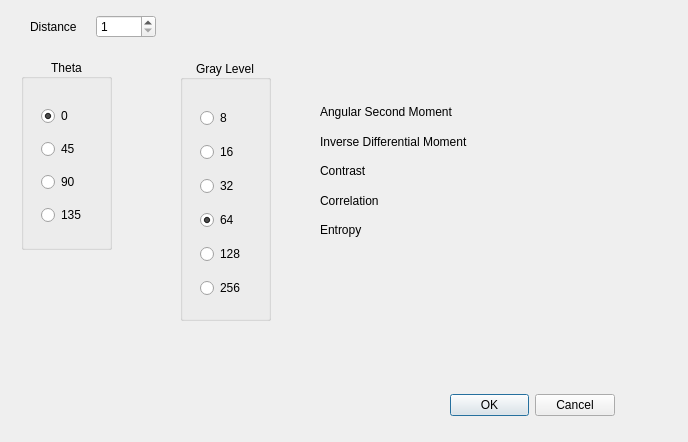
hubutui/MachineLearning, file dialogglcm.ui: the form before one commit.
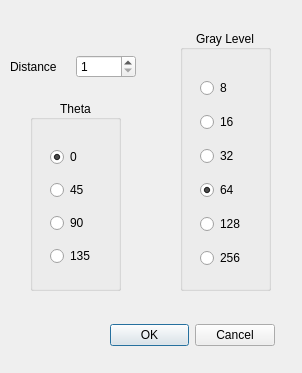
The form after the commit.

Commit message: 完成基于灰度共生矩阵的纹理特征提取．

What changed in the file:
```diff
--- a/dialogglcm.ui
+++ b/dialogglcm.ui
@@ -6,18 +6,21 @@
    <rect>
     <x>0</x>
     <y>0</y>
-    <width>688</width>
-    <height>442</height>
+    <width>302</width>
+    <height>373</height>
    </rect>
   </property>
   <property name="windowTitle">
-   <string>Dialog</string>
+   <string>GLCM Setting</string>
+  </property>
+  <property name="sizeGripEnabled">
+   <bool>false</bool>
   </property>
   <widget class="QDialogButtonBox" name="buttonBox">
    <property name="geometry">
     <rect>
-     <x>450</x>
-     <y>390</y>
+     <x>110</x>
+     <y>320</y>
      <width>165</width>
      <height>31</height>
     </rect>
@@ -32,8 +35,8 @@
   <widget class="QGroupBox" name="groupBox">
    <property name="geometry">
     <rect>
-     <x>21</x>
-     <y>59</y>
+     <x>30</x>
+     <y>100</y>
      <width>91</width>
      <height>191</height>
     </rect>
@@ -44,7 +47,7 @@
    <property name="alignment">
     <set>Qt::AlignCenter</set>
    </property>
-   <widget class="QWidget" name="">
+   <widget class="QWidget" name="layoutWidget">
     <property name="geometry">
      <rect>
       <x>20</x>
@@ -92,7 +95,7 @@
    <property name="geometry">
     <rect>
      <x>180</x>
-     <y>60</y>
+     <y>30</y>
      <width>91</width>
      <height>261</height>
     </rect>
@@ -103,7 +106,7 @@
    <property name="alignment">
     <set>Qt::AlignCenter</set>
    </property>
-   <widget class="QWidget" name="">
+   <widget class="QWidget" name="layoutWidget">
     <property name="geometry">
      <rect>
       <x>20</x>
@@ -161,11 +164,11 @@
     </layout>
    </widget>
   </widget>
-  <widget class="QWidget" name="">
+  <widget class="QWidget" name="layoutWidget">
    <property name="geometry">
     <rect>
-     <x>30</x>
-     <y>10</y>
+     <x>10</x>
+     <y>50</y>
      <width>126</width>
      <height>33</height>
     </rect>
@@ -190,88 +193,6 @@
     </item>
    </layout>
   </widget>
-  <widget class="QWidget" name="">
-   <property name="geometry">
-    <rect>
-     <x>320</x>
-     <y>100</y>
-     <width>310</width>
-     <height>142</height>
-    </rect>
-   </property>
-   <layout class="QGridLayout" name="gridLayout">
-    <item row="1" column="0">
-     <widget class="QLabel" name="labelIDM">
-      <property name="text">
-       <string>Inverse Differential Moment</string>
-      </property>
-     </widget>
-    </item>
-    <item row="2" column="0">
-     <widget class="QLabel" name="labelContrast">
-      <property name="text">
-       <string>Contrast</string>
-      </property>
-     </widget>
-    </item>
-    <item row="1" column="1">
-     <widget class="QLabel" name="label_2">
-      <property name="text">
-       <string/>
-      </property>
-     </widget>
-    </item>
-    <item row="3" column="0">
-     <widget class="QLabel" name="label_7">
-      <property name="text">
-       <string>Correlation</string>
-      </property>
-     </widget>
-    </item>
-    <item row="0" column="1">
-     <widget class="QLabel" name="label">
-      <property name="text">
-       <string/>
-      </property>
-     </widget>
-    </item>
-    <item row="0" column="0">
-     <widget class="QLabel" name="labelASM">
-      <property name="text">
-       <string>Angular Second Moment</string>
-      </property>
-     </widget>
-    </item>
-    <item row="4" column="0">
-     <widget class="QLabel" name="labelENT">
-      <property name="text">
-       <string>Entropy</string>
-      </property>
-     </widget>
-    </item>
-    <item row="2" column="1">
-     <widget class="QLabel" name="label_3">
-      <property name="text">
-       <string/>
-      </property>
-     </widget>
-    </item>
-    <item row="3" column="1">
-     <widget class="QLabel" name="label_4">
-      <property name="text">
-       <string/>
-      </property>
-     </widget>
-    </item>
-    <item row="4" column="1">
-     <widget class="QLabel" name="label_5">
-      <property name="text">
-       <string/>
-      </property>
-     </widget>
-    </item>
-   </layout>
-  </widget>
  </widget>
  <resources/>
  <connections>
```
Left out of the diff: 3 changed lines with no effect on the pictures. The commit also changes 1 other file.
